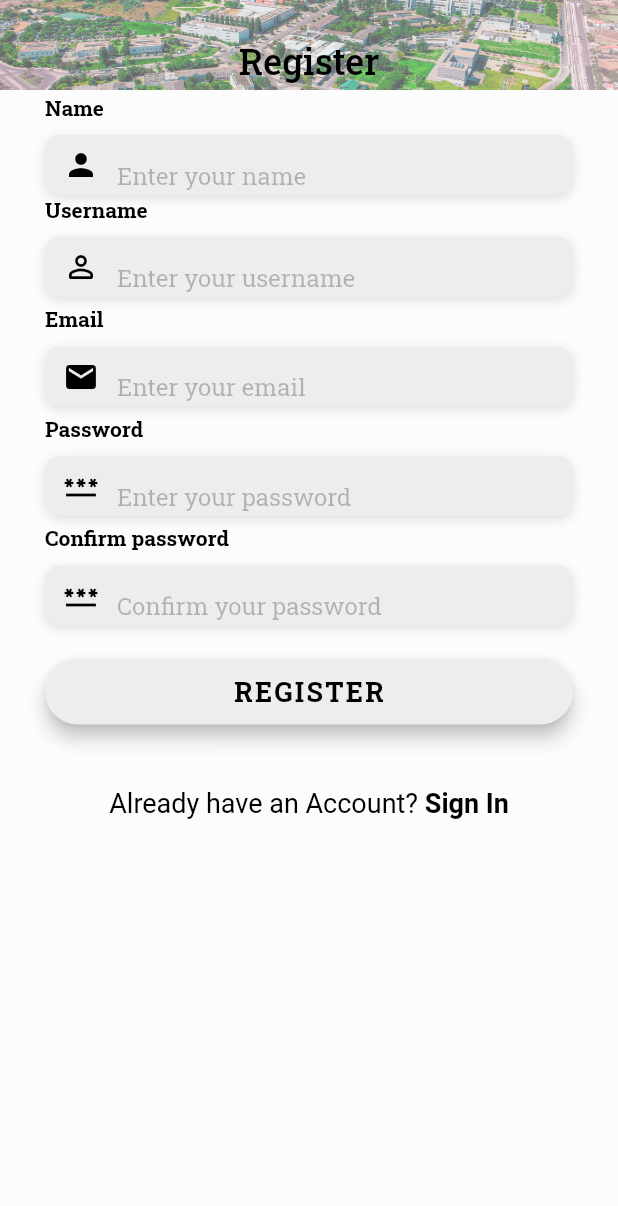
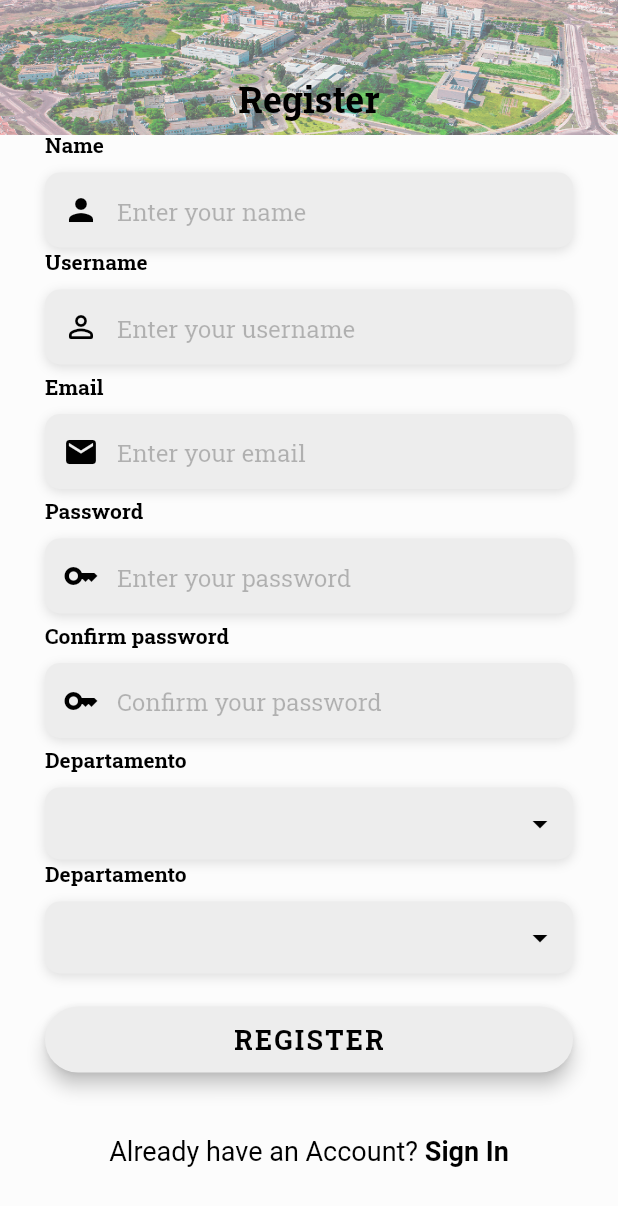
Before and after one commit to GMFields/FCTConnect, a Flutter app: the screen it shows after launch, after a tap on an icon or button, on a phone screen of 412 x 824 dp. Shown: the top 1206 px of the screen. Run offline on Flutter 3.47's test engine with Material 2 defaults, Android fonts, the phone set to English and light mode, and no system bars; our stand-ins replace geolocator; network calls fail.

Commit message:
Fix em algumas coisas da interface e agora da para meter o departamento e a função (role),

```diff
--- a/lib/presentation/register_page.dart
+++ b/lib/presentation/register_page.dart
@@ -17,6 +17,9 @@ class _RegisterPageState extends State<RegisterPage> {
   late TextEditingController emailController;
   late TextEditingController passwordController;
   late TextEditingController confirmPasswordController;
+  String? _selectedDepartmentDropdownValue;
+  String? _selectedRoleDropdownValue;
+
 
   @override
   void initState() {
@@ -43,7 +46,7 @@ class _RegisterPageState extends State<RegisterPage> {
           Container(
             alignment: Alignment.centerLeft,
             decoration: kBoxDecorationStyle,
-            height: 40.0,
+            height: 50.0,
             child: TextField(
               controller: nameController,
               keyboardType: TextInputType.name,
@@ -53,7 +56,7 @@ class _RegisterPageState extends State<RegisterPage> {
               ),
               decoration: InputDecoration(
                 border: InputBorder.none,
-                contentPadding: const EdgeInsets.only(top: 12.0),
+                contentPadding: const EdgeInsets.only(top: 14.0),
                 prefixIcon: const Icon(
                   Icons.person,
                   color: Colors.black,
@@ -82,7 +85,7 @@ class _RegisterPageState extends State<RegisterPage> {
           Container(
             alignment: Alignment.centerLeft,
             decoration: kBoxDecorationStyle,
-            height: 40.0,
+            height: 50.0,
             child: TextField(
               controller: usernameController,
               keyboardType: TextInputType.name,
@@ -92,7 +95,7 @@ class _RegisterPageState extends State<RegisterPage> {
               ),
               decoration: InputDecoration(
                 border: InputBorder.none,
-                contentPadding: const EdgeInsets.only(top: 12.0),
+                contentPadding: const EdgeInsets.only(top: 14.0),
                 prefixIcon: const Icon(
                   Icons.person_outline_rounded,
                   color: Colors.black,
@@ -121,7 +124,7 @@ class _RegisterPageState extends State<RegisterPage> {
           Container(
             alignment: Alignment.centerLeft,
             decoration: kBoxDecorationStyle,
-            height: 40.0,
+            height: 50.0,
             child: TextField(
               controller: emailController,
               keyboardType: TextInputType.emailAddress,
@@ -131,7 +134,7 @@ class _RegisterPageState extends State<RegisterPage> {
               ),
               decoration: InputDecoration(
                 border: InputBorder.none,
-                contentPadding: const EdgeInsets.only(top: 12.0),
+                contentPadding: const EdgeInsets.only(top: 14.0),
                 prefixIcon: const Icon(
                   Icons.email,
                   color: Colors.black,
@@ -160,7 +163,7 @@ Widget _buildPassword() {
         Container(
           alignment: Alignment.centerLeft,
           decoration: kBoxDecorationStyle,
-          height: 40.0,
+          height: 50.0,
           child: TextField(
             controller: passwordController,
             keyboardType: TextInputType.visiblePassword,
@@ -173,9 +176,9 @@ Widget _buildPassword() {
             ),
             decoration: InputDecoration(
               border: InputBorder.none,
-              contentPadding: const EdgeInsets.only(top: 12.0),
+              contentPadding: const EdgeInsets.only(top: 14.0),
               prefixIcon: const Icon(
-                Icons.password,
+                Icons.key,
                 color: Colors.black,
               ),
               hintText: 'Enter your password',
@@ -202,7 +205,7 @@ Widget _buildPasswordConfirmation() {
         Container(
           alignment: Alignment.centerLeft,
           decoration: kBoxDecorationStyle,
-          height: 40.0,
+          height: 50.0,
           child: TextField(
             controller: confirmPasswordController,
             keyboardType: TextInputType.visiblePassword,
@@ -215,9 +218,9 @@ Widget _buildPasswordConfirmation() {
             ),
             decoration: InputDecoration(
               border: InputBorder.none,
-              contentPadding: const EdgeInsets.only(top: 12.0),
+              contentPadding: const EdgeInsets.only(top: 14.0),
               prefixIcon: const Icon(
-                Icons.password,
+                Icons.key,
                 color: Colors.black,
               ),
               hintText: 'Confirm your password',
@@ -243,7 +246,12 @@ Widget _buildRegisterBtn() {
               usernameController.text,
               emailController.text,
               passwordController.text,
-              confirmPasswordController.text),
+              confirmPasswordController.text,
+            _selectedRoleDropdownValue ?? '',
+            _selectedDepartmentDropdownValue ?? '',
+
+
+          ),
           style: ElevatedButton.styleFrom(
             elevation: 5.0,
             padding: const EdgeInsets.all(10.0),
@@ -302,7 +310,8 @@ Widget _buildSigninBTN() {
   );
 }
 
-Future<void> registerButtonPressed(BuildContext context, String name, String username, String email, String password, String confirmedPassword) async {
+Future<void> registerButtonPressed(BuildContext context, String name, String username, String email, String password, String? confirmedPassword,
+    String role, String department, ) async {
   bool emailCompliant = Authentication.isEmailCompliant(email);
   bool pwCompliant = Authentication.isPasswordCompliant(password);
 
@@ -349,7 +358,7 @@ Future<void> registerButtonPressed(BuildContext context, String name, String use
       );
     }
     else {
-    String res = await Authentication.registerUser(name, username, email, password);
+    String res = await Authentication.registerUser(name, username, email, password, role, department);
     switch(res) {
       case "success":
         Navigator.push(
@@ -386,6 +395,124 @@ Future<void> registerButtonPressed(BuildContext context, String name, String use
 
   }
 
+  Widget _buildDropdownDepartmentButton() {
+    return Padding(
+      padding: const EdgeInsets.symmetric(horizontal: 30.0),
+      child: Column(
+        crossAxisAlignment: CrossAxisAlignment.start,
+        children: <Widget>[
+          Text(
+            'Departamento',
+            style: kLabelStyle,
+          ),
+          const SizedBox(height: 10.0),
+          Container(
+            padding: const EdgeInsets.symmetric(horizontal: 10.0),
+            decoration: kBoxDecorationStyle,
+            child: DropdownButton<String>(
+              value: _selectedDepartmentDropdownValue,
+              isExpanded: true,
+              icon: const Icon(
+                Icons.arrow_drop_down,
+                color: Colors.black,
+              ),
+              iconSize: 24,
+              elevation: 16,
+              style: const TextStyle(
+                color: Colors.black,
+                fontFamily: 'RobotoSlab',
+              ),
+              underline: Container(
+                height: 2,
+                color: Colors.transparent,
+              ),
+              onChanged: (String? newValue) {
+                setState(() {
+                  _selectedDepartmentDropdownValue = newValue;
+                });
+              },
+              items: <String>[
+                'DI',
+                'DF',
+                'DQ',
+                'DM',
+                'DEMI',
+                'DEC',
+                'DCV',
+                'DCT',
+                'DCSA',
+                'DCM',
+                'DCEA'
+
+                // Add more options as needed
+              ].map<DropdownMenuItem<String>>((String value) {
+                return DropdownMenuItem<String>(
+                  value: value,
+                  child: Text(value),
+                );
+              }).toList(),
+            ),
+          ),
+        ],
+      ),
+    );
+  }
+
+  Widget _buildDropdownRoleButton() {
+    return Padding(
+      padding: const EdgeInsets.symmetric(horizontal: 30.0),
+      child: Column(
+        crossAxisAlignment: CrossAxisAlignment.start,
+        children: <Widget>[
+          Text(
+            'Departamento',
+            style: kLabelStyle,
+          ),
+          const SizedBox(height: 10.0),
+          Container(
+            padding: const EdgeInsets.symmetric(horizontal: 10.0),
+            decoration: kBoxDecorationStyle,
+            child: DropdownButton<String>(
+              value: _selectedRoleDropdownValue,
+              isExpanded: true,
+              icon: const Icon(
+                Icons.arrow_drop_down,
+                color: Colors.black,
+              ),
+              iconSize: 24,
+              elevation: 16,
+              style: const TextStyle(
+                color: Colors.black,
+                fontFamily: 'RobotoSlab',
+              ),
+              underline: Container(
+                height: 2,
+                color: Colors.transparent,
+              ),
+              onChanged: (String? newValue) {
+                setState(() {
+                  _selectedRoleDropdownValue = newValue;
+                });
+              },
+              items: <String>[
+                'Aluno',
+                'Funcionário',
+                'Docente',
+
+                // Add more options as needed
+              ].map<DropdownMenuItem<String>>((String value) {
+                return DropdownMenuItem<String>(
+                  value: value,
+                  child: Text(value),
+                );
+              }).toList(),
+            ),
+          ),
+        ],
+      ),
+    );
+  }
+
 
   @override
 Widget build(BuildContext context) {
@@ -400,23 +527,24 @@ Widget build(BuildContext context) {
             ),
           ),
         width: double.infinity,
-        height: 60,
+        height: 90,
         ),
         Container(
           decoration: BoxDecoration(
             color: Colors.white.withOpacity(0.4),
           ),
         ),
-        Column(
+        SingleChildScrollView(
+          child: Column(
             mainAxisAlignment: MainAxisAlignment.start,
             children: <Widget>[
               Padding(
-              padding: const EdgeInsets.only(top: 25),
+                padding: const EdgeInsets.only(top: 50),
                 child: Text(
                   "Register",
                   style: TextStyle(
                     fontSize: 24,
-                  fontWeight: FontWeight.w500,
+                    fontWeight: FontWeight.bold,
                     fontFamily: 'RobotoSlab',
                     color: Colors.black,
                   ),
@@ -432,10 +560,14 @@ Widget build(BuildContext context) {
               const SizedBox(height: 5.0),
               _buildPasswordConfirmation(),
               const SizedBox(height: 5.0),
+              _buildDropdownDepartmentButton(),
+              _buildDropdownRoleButton(),
+              const SizedBox(height: 5.0),
               _buildRegisterBtn(),
               const SizedBox(height: 30.0),
               _buildSigninBTN(),
             ],
+          ),
         ),
       ],
     ),
```
Also changed, not shown: lib/application/auth.dart (+29 -36 lines), lib/presentation/login_page.dart (+30 -9 lines). Lines whose indentation alone changed are shown as unchanged.
